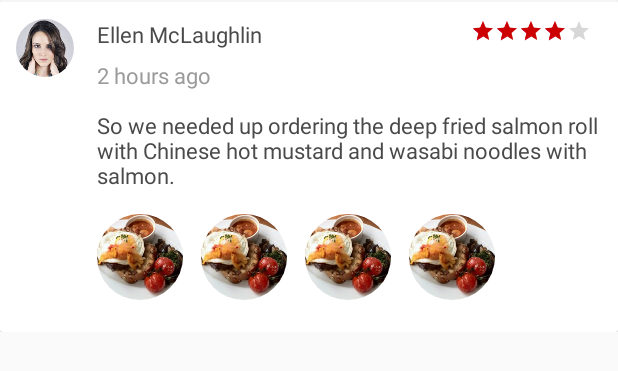
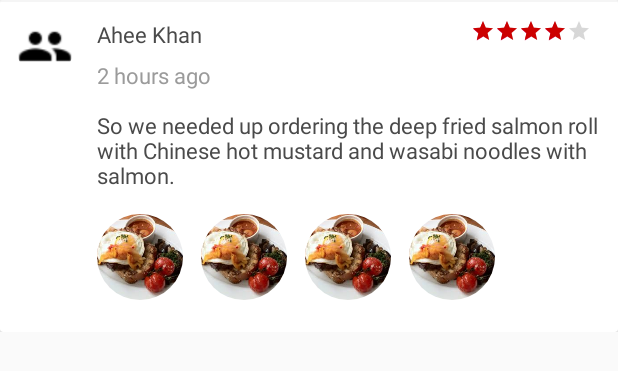
Before and after one commit to SanzarRehman/Book-My-Table-App, an Android app: the layout item_reviews.xml on its own in the app's theme, with its tools: preview values and no code run, on a phone screen of 412 x 824 dp. Shown: the top 371 px of the screen. Run offline under Robolectric (Android 15) with nearby library versions, the phone set to English and light mode, and no system bars; plain views replace RoundedImageView.

Commit message:
Dummy String changed!

```diff
--- a/Project Code/app/src/main/res/layout/item_reviews.xml
+++ b/Project Code/app/src/main/res/layout/item_reviews.xml
@@ -23,7 +23,7 @@
                 android:layout_height="38.4dp"
                 android:layout_marginTop="12.8dp"
                 android:layout_marginLeft="10.8dp"
-                android:src="@drawable/img14a"
+                android:src="@drawable/ic_people_black_24dp"
                 app:civ_border_color="#ffffff"/>
 
             <LinearLayout
@@ -45,7 +45,7 @@
                         android:textColor="#4a4a4a"
                         android:layout_weight="1"
                         android:id="@+id/foodtext1"
-                        android:text="Ellen McLaughlin"/>
+                        android:text="Ahee Khan"/>
 
                     <RatingBar
                         style="?android:attr/ratingBarStyleSmall"
--- a/Project Code/app/src/main/res/layout/itempopular.xml
+++ b/Project Code/app/src/main/res/layout/itempopular.xml
@@ -54,7 +54,7 @@
                 android:layout_width="match_parent"
                 android:layout_height="wrap_content"
                 android:layout_marginTop="8dp"
-                android:text="473 Keeling Station"
+                android:text="473 Keeling Station Bashundhara"
                 android:layout_marginLeft="12.5dp"
                 android:id="@+id/nearbytext2"/>
 
--- a/Project Code/app/src/main/res/layout/nav_header_nav_bar.xml
+++ b/Project Code/app/src/main/res/layout/nav_header_nav_bar.xml
@@ -16,7 +16,7 @@
         android:id="@+id/imageView"
         android:layout_width="wrap_content"
         android:layout_height="wrap_content"
-        android:contentDescription="@string/nav_header_desc"
+        android:contentDescription="Reserve Your Seat!"
         android:paddingTop="@dimen/nav_header_vertical_spacing"
         app:srcCompat="@mipmap/ic_launcher_round" />
 
@@ -24,13 +24,13 @@
         android:layout_width="match_parent"
         android:layout_height="wrap_content"
         android:paddingTop="@dimen/nav_header_vertical_spacing"
-        android:text="@string/nav_header_title"
+        android:text="@string/app_name"
         android:textAppearance="@style/TextAppearance.AppCompat.Body1" />
 
     <TextView
         android:id="@+id/textView"
         android:layout_width="wrap_content"
         android:layout_height="wrap_content"
-        android:text="@string/nav_header_subtitle" />
+        android:text="book.my.seat@gmail.com" />
 
 </LinearLayout>
--- a/Project Code/app/src/main/res/layout/payment_toolbar.xml
+++ b/Project Code/app/src/main/res/layout/payment_toolbar.xml
@@ -3,7 +3,7 @@
     xmlns:android="http://schemas.android.com/apk/res/android"
     android:layout_width="match_parent"
     android:layout_height="wrap_content"
-    android:background="#f15421">
+    android:background="#D81B60">
 
     <ImageView
         android:layout_width="wrap_content"
--- a/Project Code/app/src/main/res/layout/toolbar_favorites.xml
+++ b/Project Code/app/src/main/res/layout/toolbar_favorites.xml
@@ -5,7 +5,7 @@
     android:layout_height="wrap_content"
     android:orientation="horizontal"
     android:padding="17dp"
-    android:background="#f15421">
+    android:background="#D81B60">
 
     <ImageView
         android:layout_width="wrap_content"
--- a/Project Code/app/src/main/res/layout/toolbar_notifications.xml
+++ b/Project Code/app/src/main/res/layout/toolbar_notifications.xml
@@ -4,7 +4,7 @@
     android:layout_width="match_parent"
     android:layout_height="wrap_content"
     android:orientation="horizontal"
-    android:background="#f15421">
+    android:background="#D81B60">
 
     <ImageView
         android:layout_marginTop="17dp"
--- a/Project Code/app/src/main/res/layout/toolbar_reviews.xml
+++ b/Project Code/app/src/main/res/layout/toolbar_reviews.xml
@@ -4,7 +4,7 @@
     android:layout_width="match_parent"
     android:layout_height="wrap_content"
     android:orientation="horizontal"
-    android:background="#d22532">
+    android:background="#D81B60">
 
     <LinearLayout
         android:layout_width="match_parent"
```
